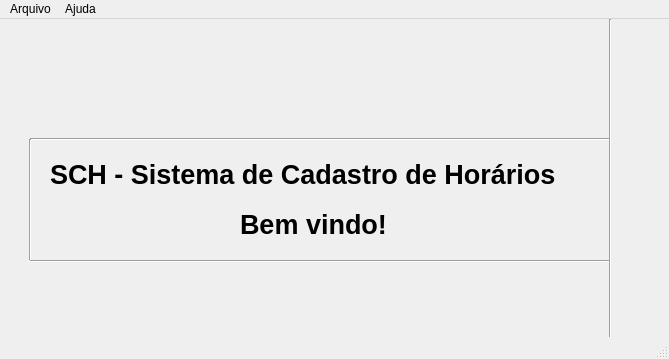
Qt form Uehara/Forms/administrador.ui (UnPComp2013/Grupo3) before a commit.
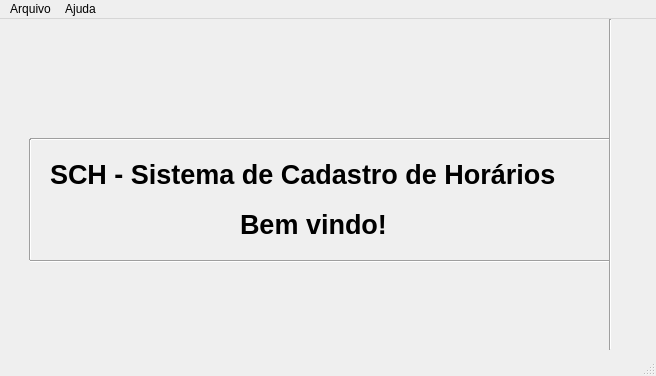
The same form after that commit.

Diff of the .ui file:
```diff
--- a/Uehara/Forms/administrador.ui
+++ b/Uehara/Forms/administrador.ui
@@ -6,8 +6,8 @@
    <rect>
     <x>0</x>
     <y>0</y>
-    <width>669</width>
-    <height>359</height>
+    <width>656</width>
+    <height>376</height>
    </rect>
   </property>
   <property name="windowTitle">
@@ -112,7 +112,7 @@
     <rect>
      <x>0</x>
      <y>0</y>
-     <width>669</width>
+     <width>656</width>
      <height>21</height>
     </rect>
    </property>
```
